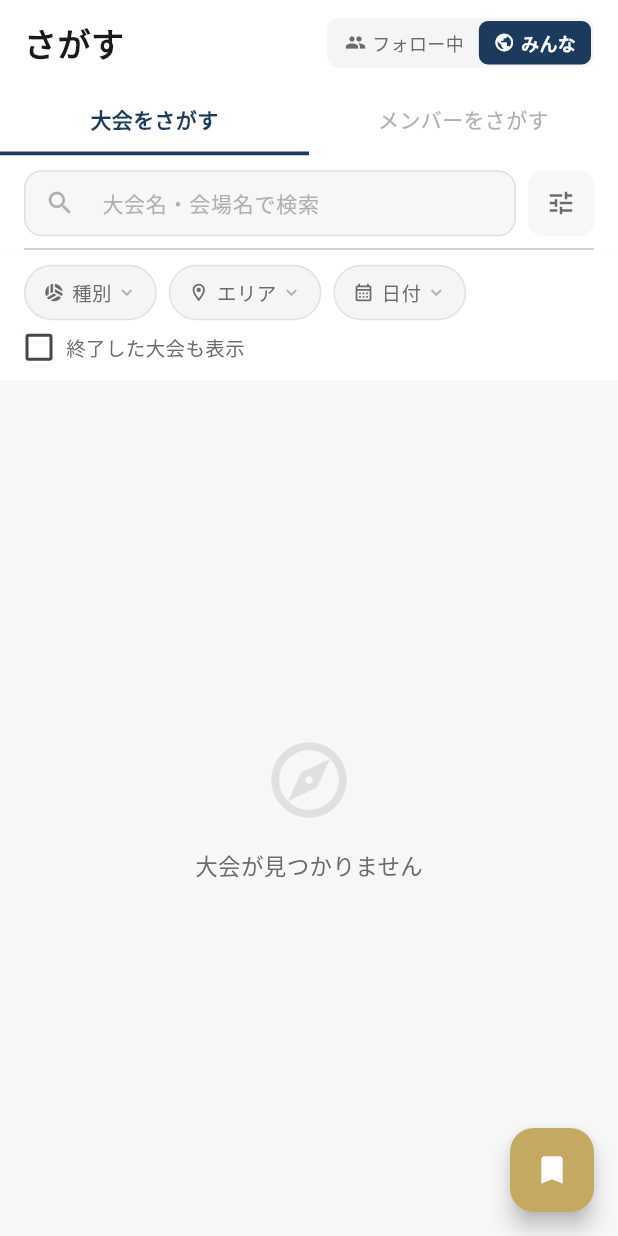
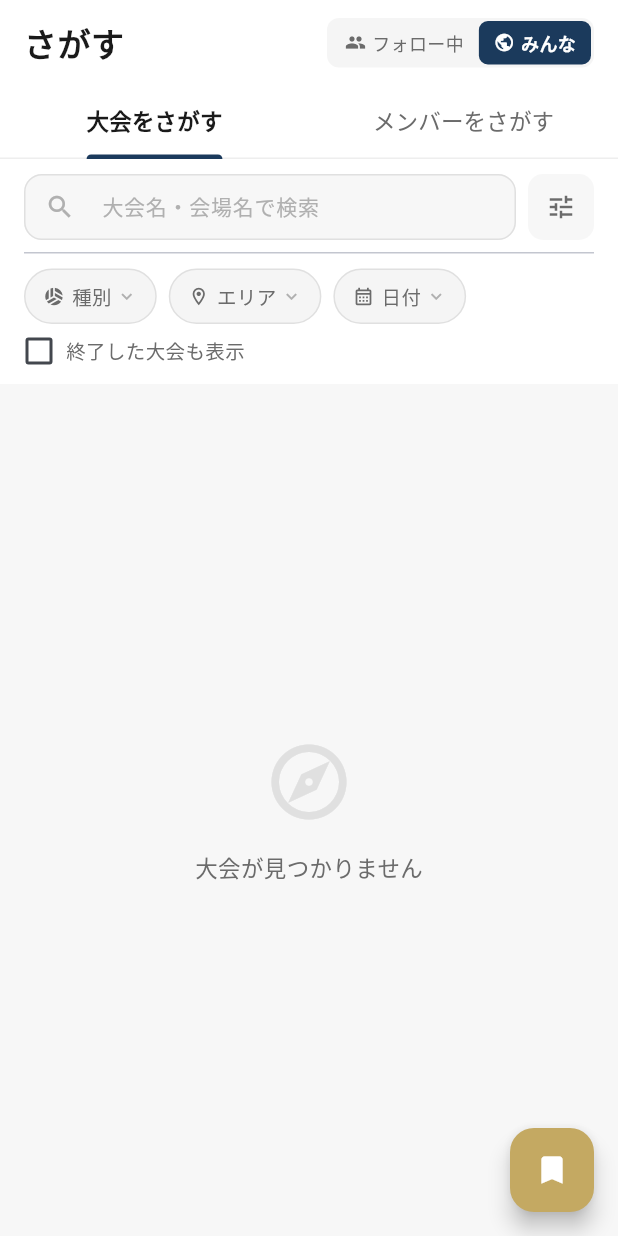
Before and after one commit to sofvo-dev/sofvo, a Flutter app: the TournamentSearchScreen screen opened directly, after a tap on "みんな", after a tap on the "tune" icon, on a phone screen of 412 x 824 dp. Run offline on Flutter 3.47's test engine with Material 3 defaults, Android fonts, the phone set to English and light mode, and no system bars; our stand-ins replace cached_network_image, cloud_firestore, file_picker, firebase_auth, firebase_core, firebase_messaging and 9 more; missing offline and left inert: dart:js_interop, mobile_scanner; accounts and stored records are empty; network calls fail.

```diff
--- a/lib/screens/home/home_screen.dart
+++ b/lib/screens/home/home_screen.dart
@@ -6,6 +6,7 @@ import '../../services/notification_service.dart';
 import 'package:flutter/material.dart';
 import 'package:firebase_auth/firebase_auth.dart';
 import 'package:cloud_firestore/cloud_firestore.dart';
+import 'package:cached_network_image/cached_network_image.dart';
 import 'package:google_fonts/google_fonts.dart';
 import '../../config/app_theme.dart';
 import 'create_post_screen.dart';
@@ -359,7 +360,7 @@ class _HomeScreenState extends State<HomeScreen>
     final timeText = _formatTime(createdAt);
     final List<ImageProvider> imageProviders = [];
     for (final url in images) {
-      if (url.isNotEmpty) imageProviders.add(NetworkImage(url));
+      if (url.isNotEmpty) imageProviders.add(CachedNetworkImageProvider(url));
     }
     for (final b64 in imageBase64) {
       if (b64.isNotEmpty) {
@@ -383,7 +384,7 @@ class _HomeScreenState extends State<HomeScreen>
               }
             },
             child: avatarUrl.isNotEmpty
-                ? CircleAvatar(radius: 22, backgroundImage: NetworkImage(avatarUrl),
+                ? CircleAvatar(radius: 22, backgroundImage: CachedNetworkImageProvider(avatarUrl),
                     backgroundColor: AppTheme.primaryColor.withValues(alpha: 0.15))
                 : CircleAvatar(radius: 22, backgroundColor: AppTheme.primaryColor.withValues(alpha: 0.15),
                     child: Text(nickname.isNotEmpty ? nickname[0] : '?',
--- a/lib/screens/tournament/tournament_search_screen.dart
+++ b/lib/screens/tournament/tournament_search_screen.dart
@@ -22,6 +22,7 @@ class _TournamentSearchScreenState extends State<TournamentSearchScreen>
 
   // ── Top-level swipeable page (0=tournament, 1=recruitment) ──
   late PageController _pageController;
+  late TabController _tabController;
   int _currentPage = 0;
 
   // ── Sub-tab: friends-only toggle ──
@@ -44,6 +45,15 @@ class _TournamentSearchScreenState extends State<TournamentSearchScreen>
     super.initState();
     _pageController = PageController(initialPage: 0);
     _pageController.addListener(_onPageScroll);
+    _tabController = TabController(length: 2, vsync: this);
+    _tabController.addListener(() {
+      if (!_tabController.indexIsChanging) return;
+      _pageController.animateToPage(
+        _tabController.index,
+        duration: const Duration(milliseconds: 300),
+        curve: Curves.easeInOut,
+      );
+    });
     _loadFollowing();
     _loadBookmarks();
   }
@@ -54,6 +64,9 @@ class _TournamentSearchScreenState extends State<TournamentSearchScreen>
       final rounded = page.round();
       if (rounded != _currentPage) {
         setState(() => _currentPage = rounded);
+        if (_tabController.index != rounded) {
+          _tabController.animateTo(rounded);
+        }
       }
     }
   }
@@ -188,6 +201,7 @@ class _TournamentSearchScreenState extends State<TournamentSearchScreen>
   void dispose() {
     _pageController.removeListener(_onPageScroll);
     _pageController.dispose();
+    _tabController.dispose();
     _searchController.dispose();
     super.dispose();
   }
@@ -241,8 +255,6 @@ class _TournamentSearchScreenState extends State<TournamentSearchScreen>
   Widget _buildHeader() {
     return Material(
       color: Colors.white,
-      elevation: 1,
-      shadowColor: Colors.black.withValues(alpha: 0.06),
       child: Column(crossAxisAlignment: CrossAxisAlignment.start, children: [
         // Title + toggle
         Padding(
@@ -266,10 +278,20 @@ class _TournamentSearchScreenState extends State<TournamentSearchScreen>
 
         // ── メイン切替タブ (underline style) ──
         if (!_isSavedMode) ...[
-          Row(children: [
-            Expanded(child: _buildModeTab('大会をさがす', 0)),
-            Expanded(child: _buildModeTab('メンバーをさがす', 1)),
-          ]),
+          TabBar(
+            controller: _tabController,
+            labelColor: AppTheme.textPrimary,
+            unselectedLabelColor: AppTheme.textSecondary,
+            labelStyle: const TextStyle(fontSize: 15, fontWeight: FontWeight.bold),
+            unselectedLabelStyle: const TextStyle(fontSize: 15, fontWeight: FontWeight.normal),
+            indicatorColor: AppTheme.primaryColor,
+            indicatorWeight: 3,
+            dividerColor: Colors.grey[200],
+            tabs: const [
+              Tab(text: '大会をさがす'),
+              Tab(text: 'メンバーをさがす'),
+            ],
+          ),
           const SizedBox(height: 10),
 
           // ── 検索バー + フィルターボタン ──
@@ -327,40 +349,6 @@ class _TournamentSearchScreenState extends State<TournamentSearchScreen>
 
         const SizedBox(height: 8),
       ]),
-    );
-  }
-
-  // ── Mode tab (underline style) ──
-  Widget _buildModeTab(String label, int page) {
-    final isSelected = _currentPage == page;
-    return GestureDetector(
-      onTap: () {
-        _pageController.animateToPage(
-          page,
-          duration: const Duration(milliseconds: 300),
-          curve: Curves.easeInOut,
-        );
-      },
-      child: Container(
-        padding: const EdgeInsets.symmetric(vertical: 12),
-        decoration: BoxDecoration(
-          border: Border(
-            bottom: BorderSide(
-              color: isSelected ? AppTheme.primaryColor : Colors.transparent,
-              width: 2.5,
-            ),
-          ),
-        ),
-        child: Text(
-          label,
-          textAlign: TextAlign.center,
-          style: TextStyle(
-            fontSize: 14,
-            fontWeight: isSelected ? FontWeight.bold : FontWeight.w500,
-            color: isSelected ? AppTheme.primaryColor : AppTheme.textHint,
-          ),
-        ),
-      ),
     );
   }
 
```
